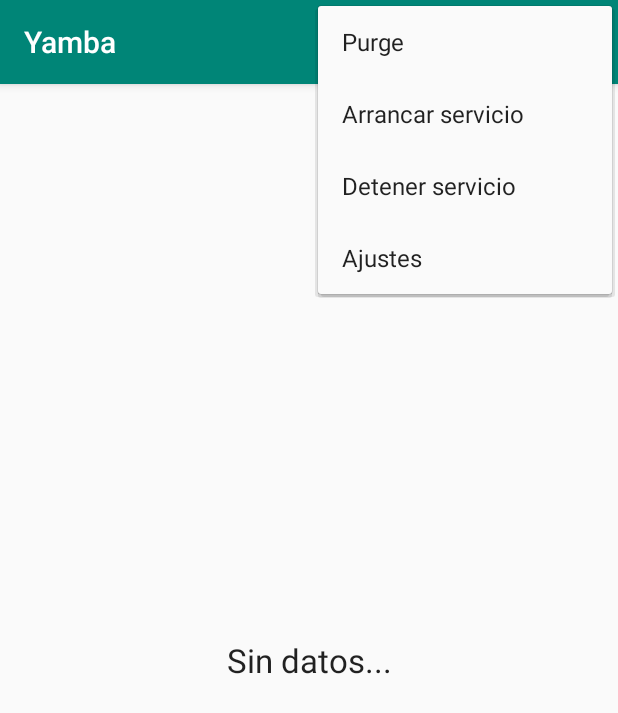
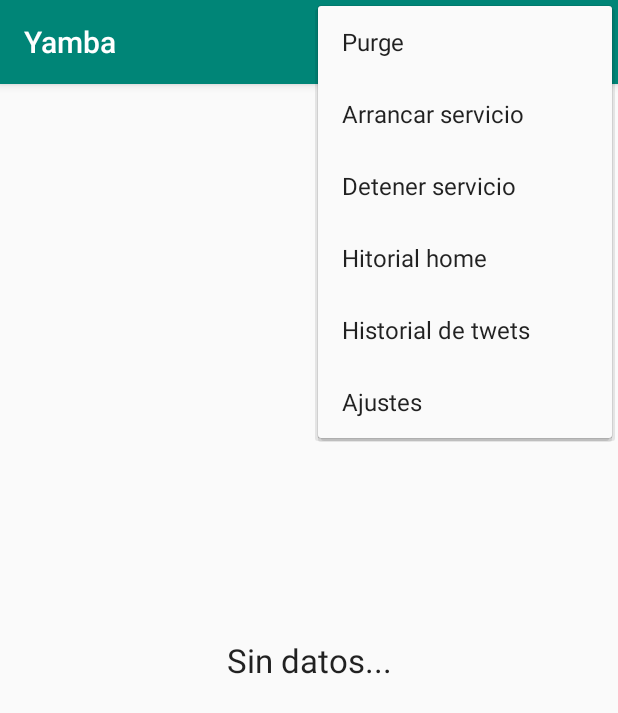
Before and after one commit to SergioEstebanP/SMOV-yamba, an Android app: the screen it shows after launch (MainActivity), with the options menu open, on a phone screen of 412 x 824 dp. Shown: the top 713 px of the screen. Run offline under Robolectric (Android 15) with nearby library versions, the phone set to English and light mode, and no system bars; 1 statement that could not run was skipped.

Commit message:
Queda ponerlo bonito y entregar

```diff
--- a/app/src/main/res/layout/activity_main.xml
+++ b/app/src/main/res/layout/activity_main.xml
@@ -1,6 +1,5 @@
 <?xml version="1.0" encoding="utf-8"?>
 <android.support.constraint.ConstraintLayout xmlns:android="http://schemas.android.com/apk/res/android"
-    xmlns:app="http://schemas.android.com/apk/res-auto"
     xmlns:tools="http://schemas.android.com/tools"
     android:layout_width="match_parent"
     android:layout_height="match_parent"
@@ -11,6 +10,8 @@
         android:name="com.alvaro.sergio.smov_yamba.TimelineFragment"
         android:layout_width="match_parent"
         android:layout_height="match_parent"
-        android:layout_centerHorizontal="true" />
+        android:layout_centerHorizontal="true"
+
+       />
 
 </android.support.constraint.ConstraintLayout>
--- a/app/src/main/res/menu/menu.xml
+++ b/app/src/main/res/menu/menu.xml
@@ -25,4 +25,15 @@
         android:title="@string/titleServiceStop"
         android:icon="@android:drawable/ic_media_pause" />
 
+    <item
+        android:id="@+id/itemServiceHomeTimeline"
+        android:title="@string/historial_home"
+        />
+
+    <item
+        android:id="@+id/itemServiceTwetsTimeline"
+        android:title="@string/historial_de_twets"
+        />
+
+
 </menu>
--- a/app/src/main/res/values/strings.xml
+++ b/app/src/main/res/values/strings.xml
@@ -14,6 +14,7 @@
     <string name="titleServiceStart">Arrancar servicio</string>
     <string name="titleServiceStop">Detener servicio</string>
 
-    <!-- TODO: Remove or change this placeholder text -->
     <string name="hello_blank_fragment">Hello blank fragment</string>
+    <string name="historial_de_twets">Historial de twets</string>
+    <string name="historial_home">Hitorial home</string>
 </resources>
```
Also changed, not shown: app/src/main/java/com/alvaro/sergio/smov_yamba/MainActivity.java (+14 -1 lines), app/src/main/java/com/alvaro/sergio/smov_yamba/RefreshService.java (+14 -2 lines), app/src/main/res/layout/fragment_timeline.xml (+6 -8 lines), 1 other file.
